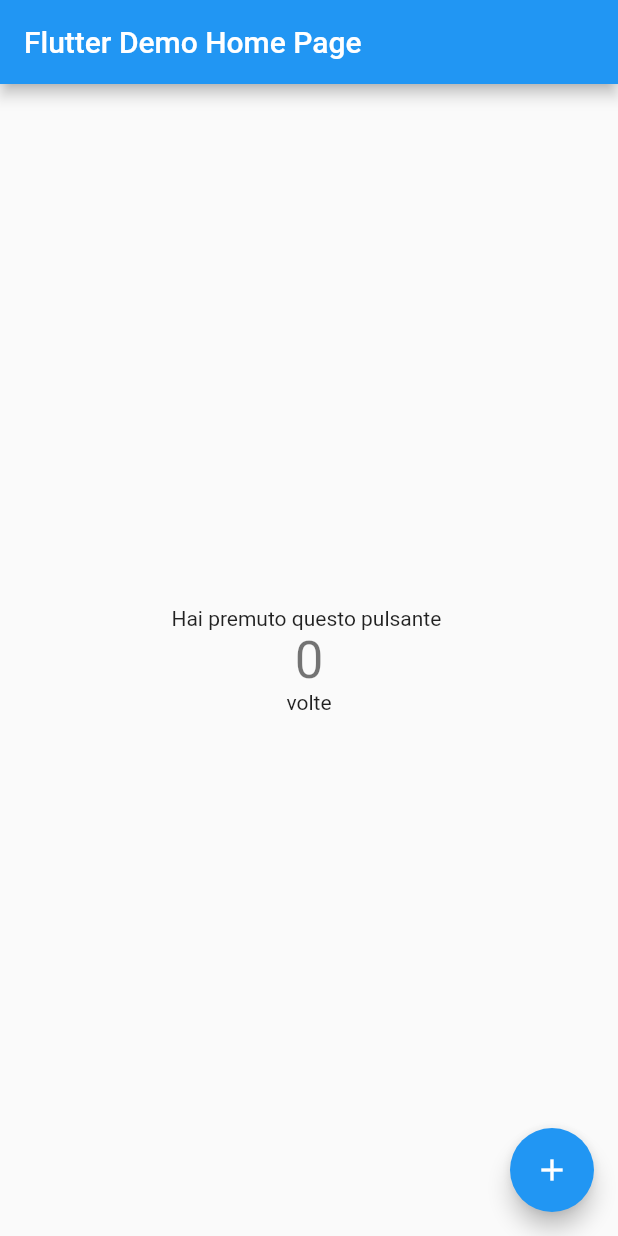
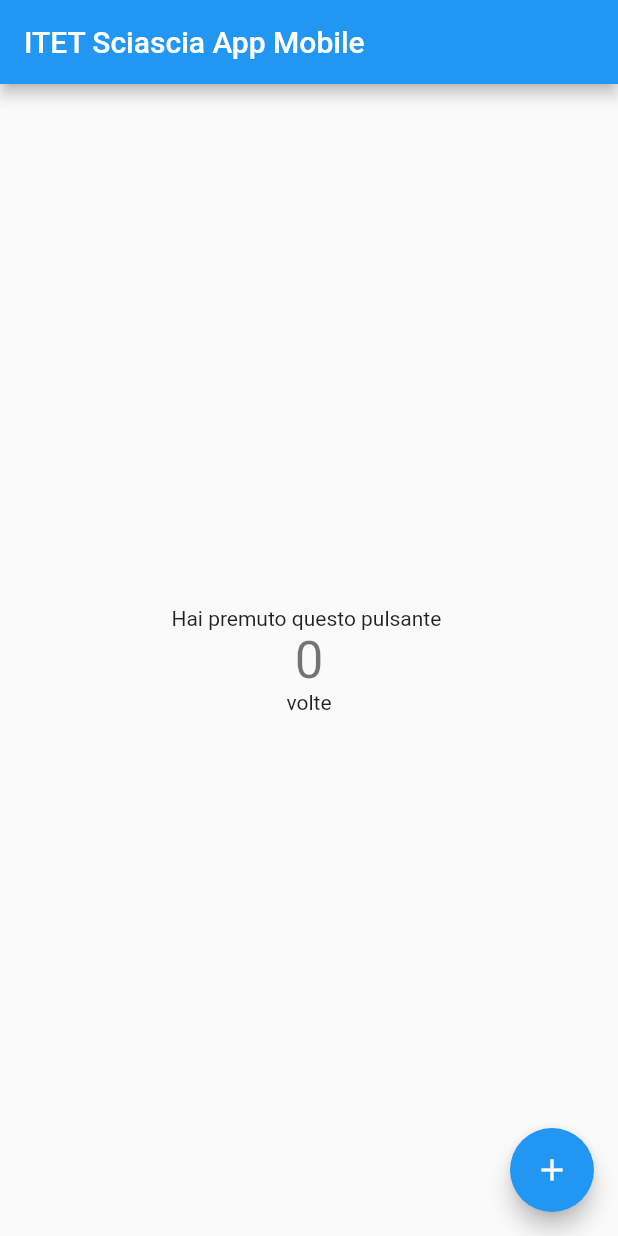
Before and after one commit to fablabws/itet-sciascia-app-mobile, a Flutter app: the screen it shows after launch, on a phone screen of 412 x 824 dp. Run offline on Flutter 3.47's test engine with Material 2 defaults, Android fonts, the phone set to English and light mode, and no system bars.

Commit message:
Aggiornato titolo e rimossi commenti da main.dart

```diff
--- a/lib/main.dart
+++ b/lib/main.dart
@@ -3,39 +3,20 @@ import 'package:flutter/material.dart';
 void main() => runApp(MyApp());
 
 class MyApp extends StatelessWidget {
-  // This widget is the root of your application.
   @override
   Widget build(BuildContext context) {
     return MaterialApp(
-      title: 'Flutter Demo',
+      title: 'ITET Sciascia App Mobile',
       theme: ThemeData(
-        // This is the theme of your application.
-        //
-        // Try running your application with "flutter run". You'll see the
-        // application has a blue toolbar. Then, without quitting the app, try
-        // changing the primarySwatch below to Colors.green and then invoke
-        // "hot reload" (press "r" in the console where you ran "flutter run",
-        // or simply save your changes to "hot reload" in a Flutter IDE).
-        // Notice that the counter didn't reset back to zero; the application
-        // is not restarted.
         primarySwatch: Colors.blue,
       ),
-      home: MyHomePage(title: 'Flutter Demo Home Page'),
+      home: MyHomePage(title: 'ITET Sciascia App Mobile'),
     );
   }
 }
 
 class MyHomePage extends StatefulWidget {
   MyHomePage({Key? key, required this.title}) : super(key: key);
-
-  // This widget is the home page of your application. It is stateful, meaning
-  // that it has a State object (defined below) that contains fields that affect
-  // how it looks.
-
-  // This class is the configuration for the state. It holds the values (in this
-  // case the title) provided by the parent (in this case the App widget) and
-  // used by the build method of the State. Fields in a Widget subclass are
-  // always marked "final".
 
   final String title;
 
@@ -48,47 +29,23 @@ class _MyHomePageState extends State<MyHomePage> {
 
   void _incrementCounter() {
     setState(() {
-      // This call to setState tells the Flutter framework that something has
-      // changed in this State, which causes it to rerun the build method below
-      // so that the display can reflect the updated values. If we changed
-      // _counter without calling setState(), then the build method would not be
-      // called again, and so nothing would appear to happen.
+
       _counter++;
     });
   }
 
   @override
   Widget build(BuildContext context) {
-    // This method is rerun every time setState is called, for instance as done
-    // by the _incrementCounter method above.
-    //
-    // The Flutter framework has been optimized to make rerunning build methods
-    // fast, so that you can just rebuild anything that needs updating rather
-    // than having to individually change instances of widgets.
+
     return Scaffold(
       appBar: AppBar(
-        // Here we take the value from the MyHomePage object that was created by
-        // the App.build method, and use it to set our appbar title.
+
         title: Text(widget.title),
       ),
       body: Center(
-        // Center is a layout widget. It takes a single child and positions it
-        // in the middle of the parent.
+
         child: Column(
-          // Column is also a layout widget. It takes a list of children and
-          // arranges them vertically. By default, it sizes itself to fit its
-          // children horizontally, and tries to be as tall as its parent.
-          //
-          // Invoke "debug painting" (press "p" in the console, choose the
-          // "Toggle Debug Paint" action from the Flutter Inspector in Android
-          // Studio, or the "Toggle Debug Paint" command in Visual Studio Code)
-          // to see the wireframe for each widget.
-          //
-          // Column has various properties to control how it sizes itself and
-          // how it positions its children. Here we use mainAxisAlignment to
-          // center the children vertically; the main axis here is the vertical
-          // axis because Columns are vertical (the cross axis would be
-          // horizontal).
+
           mainAxisAlignment: MainAxisAlignment.center,
           children: <Widget>[
             Text(
@@ -106,7 +63,7 @@ class _MyHomePageState extends State<MyHomePage> {
         onPressed: _incrementCounter,
         tooltip: 'Increment',
         child: Icon(Icons.add),
-      ), // This trailing comma makes auto-formatting nicer for build methods.
+      ),
     );
   }
 }
```
